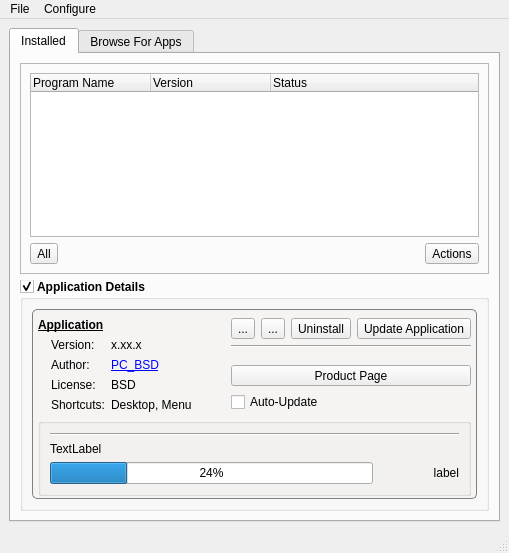
Above: src-qt4/pc-softwaremanager/mainUI.ui from trueos/pcbsd before the change. Below: the same form after it.
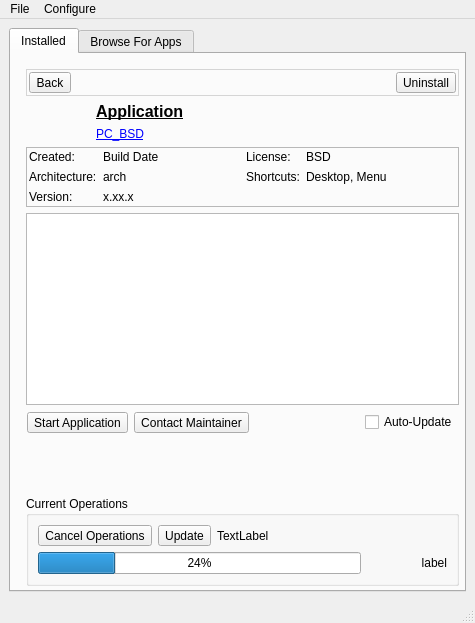
That is the form after the change. The open tabs and pages were chosen to show the change. Icons and pictures are not drawn.

Diff of the .ui file:
```diff
--- a/src-qt4/pc-softwaremanager/mainUI.ui
+++ b/src-qt4/pc-softwaremanager/mainUI.ui
@@ -6,8 +6,8 @@
    <rect>
     <x>0</x>
     <y>0</y>
-    <width>509</width>
-    <height>553</height>
+    <width>475</width>
+    <height>623</height>
    </rect>
   </property>
   <property name="windowTitle">
@@ -41,56 +41,23 @@
        <attribute name="title">
         <string>Installed</string>
        </attribute>
-       <layout class="QVBoxLayout" name="verticalLayout_2">
-        <item>
-         <widget class="QFrame" name="frame">
-          <property name="sizePolicy">
-           <sizepolicy hsizetype="Preferred" vsizetype="Preferred">
-            <horstretch>0</horstretch>
-            <verstretch>0</verstretch>
-           </sizepolicy>
-          </property>
-          <property name="frameShape">
-           <enum>QFrame::StyledPanel</enum>
-          </property>
-          <property name="frameShadow">
-           <enum>QFrame::Raised</enum>
-          </property>
-          <layout class="QVBoxLayout" name="verticalLayout_3">
-           <item>
-            <widget class="QTreeWidget" name="tree_install_apps">
-             <property name="iconSize">
-              <size>
-               <width>16</width>
-               <height>16</height>
-              </size>
-             </property>
-             <property name="indentation">
-              <number>0</number>
-             </property>
-             <attribute name="headerCascadingSectionResizes">
-              <bool>true</bool>
-             </attribute>
-             <attribute name="headerDefaultSectionSize">
-              <number>120</number>
-             </attribute>
-             <column>
-              <property name="text">
-               <string>Program Name</string>
-              </property>
-             </column>
-             <column>
-              <property name="text">
-               <string>Version</string>
-              </property>
-             </column>
-             <column>
-              <property name="text">
-               <string>Status</string>
-              </property>
-             </column>
-            </widget>
-           </item>
+       <widget class="QStackedWidget" name="stackedWidget">
+        <property name="geometry">
+         <rect>
+          <x>6</x>
+          <y>6</y>
+          <width>451</width>
+          <height>535</height>
+         </rect>
+        </property>
+        <property name="styleSheet">
+         <string notr="true"/>
+        </property>
+        <property name="currentIndex">
+         <number>1</number>
+        </property>
+        <widget class="QWidget" name="page_install_list">
+         <layout class="QVBoxLayout" name="verticalLayout_21">
            <item>
             <layout class="QHBoxLayout" name="horizontalLayout">
              <item>
@@ -145,106 +112,212 @@
              </item>
             </layout>
            </item>
-          </layout>
+          <item>
+           <widget class="QTreeWidget" name="tree_install_apps">
+            <property name="iconSize">
+             <size>
+              <width>16</width>
+              <height>16</height>
+             </size>
+            </property>
+            <property name="indentation">
+             <number>0</number>
+            </property>
+            <attribute name="headerCascadingSectionResizes">
+             <bool>true</bool>
+            </attribute>
+            <attribute name="headerDefaultSectionSize">
+             <number>120</number>
+            </attribute>
+            <column>
+             <property name="text">
+              <string>Program Name</string>
+             </property>
+            </column>
+            <column>
+             <property name="text">
+              <string>Version</string>
+             </property>
+            </column>
+            <column>
+             <property name="text">
+              <string>Status</string>
+             </property>
+            </column>
          </widget>
         </item>
         <item>
-         <widget class="QGroupBox" name="group_install_showinfo">
-          <property name="sizePolicy">
-           <sizepolicy hsizetype="Preferred" vsizetype="Minimum">
-            <horstretch>0</horstretch>
-            <verstretch>0</verstretch>
-           </sizepolicy>
-          </property>
-          <property name="font">
-           <font>
-            <weight>75</weight>
-            <bold>true</bold>
-           </font>
-          </property>
-          <property name="statusTip">
-           <string/>
-          </property>
-          <property name="styleSheet">
-           <string notr="true">QGroupBox::indicator:unchecked{
-image: url(:icons/arrow-down.png);
-}
-QGroupBox::indicator:checked{
-image: url(:icons/arrow-up.png);
-}
-QGroupBox::title{
-spacing: 1px;
-}</string>
-          </property>
-          <property name="title">
+           <layout class="QHBoxLayout" name="horizontalLayout_2">
+            <item>
+             <widget class="QToolButton" name="tool_install_gotobrowserpage">
+              <property name="text">
+               <string>Find in Repository</string>
+              </property>
+              <property name="icon">
+               <iconset resource="SoftwareManager.qrc">
+                <normaloff>:/icons/edit-find.png</normaloff>:/icons/edit-find.png</iconset>
+              </property>
+              <property name="toolButtonStyle">
+               <enum>Qt::ToolButtonTextBesideIcon</enum>
+              </property>
+             </widget>
+            </item>
+            <item>
+             <spacer name="horizontalSpacer_2">
+              <property name="orientation">
+               <enum>Qt::Horizontal</enum>
+              </property>
+              <property name="sizeHint" stdset="0">
+               <size>
+                <width>40</width>
+                <height>20</height>
+               </size>
+              </property>
+             </spacer>
+            </item>
+            <item>
+             <widget class="QToolButton" name="tool_install_details">
+              <property name="text">
            <string>Application Details</string>
           </property>
-          <property name="checkable">
-           <bool>true</bool>
-          </property>
-          <property name="checked">
-           <bool>true</bool>
-          </property>
-          <layout class="QVBoxLayout" name="verticalLayout_17">
+              <property name="icon">
+               <iconset resource="SoftwareManager.qrc">
+                <normaloff>:/icons/go-next.png</normaloff>:/icons/go-next.png</iconset>
+              </property>
+              <property name="toolButtonStyle">
+               <enum>Qt::ToolButtonTextBesideIcon</enum>
+              </property>
+             </widget>
+            </item>
+           </layout>
+          </item>
+         </layout>
+        </widget>
+        <widget class="QWidget" name="page_install_details">
+         <layout class="QVBoxLayout" name="verticalLayout_2">
            <item>
-            <widget class="QGroupBox" name="group_install_info">
+           <widget class="QFrame" name="frame">
              <property name="styleSheet">
-              <string notr="true">QGroupBox#group_install_info{ 
-background: rgba( 245,242,240,150); 
-border: 1px solid grey;
-border-radius: 5px;
-}</string>
-             </property>
-             <property name="title">
+             <string notr="true">QFrame{background-color: rgba(250,250,250,170);}</string>
+            </property>
+            <property name="frameShape">
+             <enum>QFrame::StyledPanel</enum>
+            </property>
+            <property name="frameShadow">
+             <enum>QFrame::Raised</enum>
+            </property>
+            <layout class="QHBoxLayout" name="horizontalLayout_11">
+             <property name="spacing">
+              <number>2</number>
+             </property>
+             <property name="margin">
+              <number>2</number>
+             </property>
+             <item>
+              <widget class="QToolButton" name="tool_install_back">
+               <property name="text">
+                <string>Back</string>
+               </property>
+               <property name="icon">
+                <iconset resource="SoftwareManager.qrc">
+                 <normaloff>:/icons/go-previous.png</normaloff>:/icons/go-previous.png</iconset>
+               </property>
+               <property name="toolButtonStyle">
+                <enum>Qt::ToolButtonTextBesideIcon</enum>
+               </property>
+              </widget>
+             </item>
+             <item>
+              <spacer name="horizontalSpacer_7">
+               <property name="orientation">
+                <enum>Qt::Horizontal</enum>
+               </property>
+               <property name="sizeHint" stdset="0">
+                <size>
+                 <width>0</width>
+                 <height>20</height>
+                </size>
+               </property>
+              </spacer>
+             </item>
+             <item>
+              <widget class="QToolButton" name="tool_install_remove">
+               <property name="toolTip">
+                <string>Remove the selected application</string>
+               </property>
+               <property name="statusTip">
+                <string>Remove the selected application</string>
+               </property>
+               <property name="text">
+                <string>Uninstall</string>
+               </property>
+               <property name="icon">
+                <iconset resource="SoftwareManager.qrc">
+                 <normaloff>:/icons/remove.png</normaloff>:/icons/remove.png</iconset>
+               </property>
+               <property name="toolButtonStyle">
+                <enum>Qt::ToolButtonTextBesideIcon</enum>
+               </property>
+              </widget>
+             </item>
+            </layout>
+           </widget>
+          </item>
+          <item>
+           <layout class="QHBoxLayout" name="horizontalLayout_6">
+            <item>
+             <widget class="QLabel" name="label_install_icon">
+              <property name="sizePolicy">
+               <sizepolicy hsizetype="Fixed" vsizetype="Fixed">
+                <horstretch>0</horstretch>
+                <verstretch>0</verstretch>
+               </sizepolicy>
+              </property>
+              <property name="maximumSize">
+               <size>
+                <width>64</width>
+                <height>64</height>
+               </size>
+              </property>
+              <property name="text">
               <string/>
              </property>
-             <property name="flat">
-              <bool>true</bool>
-             </property>
-             <layout class="QGridLayout" name="gridLayout_3">
-              <property name="leftMargin">
-               <number>3</number>
+              <property name="pixmap">
+               <pixmap resource="SoftwareManager.qrc">:/icons/appcafe.png</pixmap>
+              </property>
+              <property name="scaledContents">
+               <bool>false</bool>
               </property>
-              <property name="topMargin">
-               <number>3</number>
-              </property>
-              <property name="rightMargin">
-               <number>3</number>
-              </property>
-              <property name="bottomMargin">
-               <number>0</number>
-              </property>
-              <item row="1" column="1" rowspan="2">
-               <layout class="QFormLayout" name="formLayout">
-                <property name="fieldGrowthPolicy">
-                 <enum>QFormLayout::ExpandingFieldsGrow</enum>
-                </property>
-                <item row="0" column="0">
-                 <widget class="QLabel" name="label">
-                  <property name="text">
-                   <string>Version:</string>
-                  </property>
-                 </widget>
-                </item>
-                <item row="0" column="1">
-                 <widget class="QLabel" name="label_install_version">
-                  <property name="text">
-                   <string notr="true">x.xx.x</string>
-                  </property>
-                 </widget>
-                </item>
-                <item row="1" column="0">
-                 <widget class="QLabel" name="label_3">
+             </widget>
+            </item>
+            <item>
+             <layout class="QVBoxLayout" name="verticalLayout_3">
+              <item>
+               <widget class="QLabel" name="label_install_app">
+                <property name="font">
+                 <font>
+                  <pointsize>12</pointsize>
+                  <weight>75</weight>
+                  <bold>true</bold>
+                  <underline>true</underline>
+                 </font>
+                </property>
                   <property name="text">
-                   <string>Author:</string>
-                  </property>
-                 </widget>
-                </item>
-                <item row="1" column="1">
+                 <string notr="true">Application</string>
+                </property>
+                <property name="alignment">
+                 <set>Qt::AlignLeading|Qt::AlignLeft|Qt::AlignTop</set>
+                </property>
+               </widget>
+              </item>
+              <item>
                  <widget class="QLabel" name="label_install_author">
                   <property name="text">
                    <string notr="true">&lt;a href=&quot;http://www.pcbsd.org&quot;&gt;PC_BSD&lt;/a&gt;</string>
                   </property>
+                <property name="alignment">
+                 <set>Qt::AlignLeading|Qt::AlignLeft|Qt::AlignTop</set>
+                </property>
                   <property name="openExternalLinks">
                    <bool>true</bool>
                   </property>
@@ -253,28 +326,101 @@
                   </property>
                  </widget>
                 </item>
+             </layout>
+            </item>
+           </layout>
+          </item>
+          <item>
+           <widget class="QFrame" name="frame_2">
+            <property name="styleSheet">
+             <string notr="true"/>
+            </property>
+            <property name="frameShape">
+             <enum>QFrame::StyledPanel</enum>
+            </property>
+            <property name="frameShadow">
+             <enum>QFrame::Raised</enum>
+            </property>
+            <layout class="QHBoxLayout" name="horizontalLayout_14">
+             <property name="margin">
+              <number>2</number>
+             </property>
+             <item>
+              <layout class="QFormLayout" name="formLayout_7">
+               <property name="fieldGrowthPolicy">
+                <enum>QFormLayout::ExpandingFieldsGrow</enum>
+               </property>
+               <item row="0" column="0">
+                <widget class="QLabel" name="label_3">
+                 <property name="text">
+                  <string>Created:</string>
+                 </property>
+                </widget>
+               </item>
+               <item row="1" column="0">
+                <widget class="QLabel" name="label_5">
+                 <property name="text">
+                  <string>Architecture:</string>
+                 </property>
+                </widget>
+               </item>
+               <item row="0" column="1">
+                <widget class="QLabel" name="label_install_date">
+                 <property name="text">
+                  <string notr="true">Build Date</string>
+                 </property>
+                </widget>
+               </item>
+               <item row="1" column="1">
+                <widget class="QLabel" name="label_install_arch">
+                 <property name="text">
+                  <string notr="true">arch</string>
+                 </property>
+                </widget>
+               </item>
                 <item row="2" column="0">
-                 <widget class="QLabel" name="label_4">
+                <widget class="QLabel" name="label">
                   <property name="text">
-                   <string>License:</string>
+                  <string>Version:</string>
                   </property>
                  </widget>
                 </item>
                 <item row="2" column="1">
+                <widget class="QLabel" name="label_install_version">
+                 <property name="text">
+                  <string notr="true">x.xx.x</string>
+                 </property>
+                </widget>
+               </item>
+              </layout>
+             </item>
+             <item>
+              <layout class="QFormLayout" name="formLayout">
+               <property name="fieldGrowthPolicy">
+                <enum>QFormLayout::ExpandingFieldsGrow</enum>
+               </property>
+               <item row="0" column="0">
+                <widget class="QLabel" name="label_4">
+                 <property name="text">
+                  <string>License:</string>
+                 </property>
+                </widget>
+               </item>
+               <item row="0" column="1">
                  <widget class="QLabel" name="label_install_license">
                   <property name="text">
                    <string notr="true">BSD</string>
                   </property>
                  </widget>
                 </item>
-                <item row="3" column="0">
+               <item row="1" column="0">
                  <widget class="QLabel" name="label_2">
                   <property name="text">
                    <string>Shortcuts:</string>
                   </property>
                  </widget>
                 </item>
-                <item row="3" column="1">
+               <item row="1" column="1">
                  <widget class="QLabel" name="label_install_shortcuts">
                   <property name="text">
                    <string notr="true">Desktop, Menu</string>
@@ -283,40 +429,34 @@
                 </item>
                </layout>
               </item>
-              <item row="1" column="0">
-               <layout class="QVBoxLayout" name="verticalLayout_13">
-                <item>
-                 <widget class="QLabel" name="label_install_icon">
-                  <property name="maximumSize">
-                   <size>
-                    <width>64</width>
-                    <height>64</height>
-                   </size>
-                  </property>
-                  <property name="text">
-                   <string/>
-                  </property>
-                  <property name="pixmap">
-                   <pixmap resource="SoftwareManager.qrc">:/icons/appcafe.png</pixmap>
-                  </property>
-                  <property name="scaledContents">
-                   <bool>true</bool>
-                  </property>
-                 </widget>
-                </item>
-               </layout>
-              </item>
-              <item row="0" column="3" rowspan="3">
-               <layout class="QVBoxLayout" name="verticalLayout_10">
+            </layout>
+           </widget>
+          </item>
                 <item>
-                 <layout class="QHBoxLayout" name="horizontalLayout_6">
+           <widget class="QPlainTextEdit" name="text_install_description">
+            <property name="sizePolicy">
+             <sizepolicy hsizetype="Expanding" vsizetype="Preferred">
+              <horstretch>0</horstretch>
+              <verstretch>0</verstretch>
+             </sizepolicy>
+            </property>
+            <property name="readOnly">
+             <bool>true</bool>
+            </property>
+           </widget>
+          </item>
+          <item>
+           <layout class="QHBoxLayout" name="horizontalLayout_12">
+            <property name="margin">
+             <number>1</number>
+            </property>
                   <item>
                    <widget class="QToolButton" name="tool_install_startApp">
                     <property name="statusTip">
                      <string>Start the application</string>
                     </property>
                     <property name="text">
-                     <string>...</string>
+               <string>Start Application</string>
                     </property>
                     <property name="icon">
                      <iconset resource="SoftwareManager.qrc">
@@ -325,122 +465,40 @@
                     <property name="popupMode">
                      <enum>QToolButton::InstantPopup</enum>
                     </property>
+              <property name="toolButtonStyle">
+               <enum>Qt::ToolButtonTextBesideIcon</enum>
+              </property>
                    </widget>
                   </item>
                   <item>
-                   <spacer name="horizontalSpacer_7">
+             <widget class="QToolButton" name="tool_install_maintainer">
+              <property name="text">
+               <string>Contact Maintainer</string>
+              </property>
+              <property name="icon">
+               <iconset resource="SoftwareManager.qrc">
+                <normaloff>:/icons/email.png</normaloff>:/icons/email.png</iconset>
+              </property>
+              <property name="popupMode">
+               <enum>QToolButton::InstantPopup</enum>
+              </property>
+              <property name="toolButtonStyle">
+               <enum>Qt::ToolButtonTextBesideIcon</enum>
+              </property>
+             </widget>
+            </item>
+            <item>
+             <spacer name="horizontalSpacer_9">
                     <property name="orientation">
                      <enum>Qt::Horizontal</enum>
                     </property>
                     <property name="sizeHint" stdset="0">
                      <size>
-                      <width>0</width>
+                <width>40</width>
                       <height>20</height>
                      </size>
                     </property>
                    </spacer>
-                  </item>
-                  <item>
-                   <widget class="QToolButton" name="tool_install_cancel">
-                    <property name="toolTip">
-                     <string>Cancel any actions for this application</string>
-                    </property>
-                    <property name="statusTip">
-                     <string>Cancel any actions for this application</string>
-                    </property>
-                    <property name="text">
-                     <string>...</string>
-                    </property>
-                    <property name="icon">
-                     <iconset resource="SoftwareManager.qrc">
-                      <normaloff>:/icons/dialog-cancel.png</normaloff>:/icons/dialog-cancel.png</iconset>
-                    </property>
-                   </widget>
-                  </item>
-                  <item>
-                   <widget class="QToolButton" name="tool_install_remove">
-                    <property name="toolTip">
-                     <string>Remove the selected application</string>
-                    </property>
-                    <property name="statusTip">
-                     <string>Remove the selected application</string>
-                    </property>
-                    <property name="text">
-                     <string>Uninstall</string>
-                    </property>
-                    <property name="icon">
-                     <iconset resource="SoftwareManager.qrc">
-                      <normaloff>:/icons/remove.png</normaloff>:/icons/remove.png</iconset>
-                    </property>
-                   </widget>
-                  </item>
-                  <item>
-                   <widget class="QToolButton" name="tool_install_update">
-                    <property name="toolTip">
-                     <string>Update the application to the most recent version</string>
-                    </property>
-                    <property name="statusTip">
-                     <string>Update the selected application</string>
-                    </property>
-                    <property name="text">
-                     <string>Update Application</string>
-                    </property>
-                    <property name="icon">
-                     <iconset resource="SoftwareManager.qrc">
-                      <normaloff>:/icons/view-refresh.png</normaloff>:/icons/view-refresh.png</iconset>
-                    </property>
-                    <property name="toolButtonStyle">
-                     <enum>Qt::ToolButtonIconOnly</enum>
-                    </property>
-                   </widget>
-                  </item>
-                 </layout>
-                </item>
-                <item>
-                 <widget class="Line" name="line_2">
-                  <property name="orientation">
-                   <enum>Qt::Horizontal</enum>
-                  </property>
-                 </widget>
-                </item>
-                <item>
-                 <spacer name="verticalSpacer">
-                  <property name="orientation">
-                   <enum>Qt::Vertical</enum>
-                  </property>
-                  <property name="sizeType">
-                   <enum>QSizePolicy::MinimumExpanding</enum>
-                  </property>
-                  <property name="sizeHint" stdset="0">
-                   <size>
-                    <width>20</width>
-                    <height>0</height>
-                   </size>
-                  </property>
-                 </spacer>
-                </item>
-                <item>
-                 <widget class="QToolButton" name="tool_install_gotobrowserpage">
-                  <property name="sizePolicy">
-                   <sizepolicy hsizetype="Preferred" vsizetype="Preferred">
-                    <horstretch>0</horstretch>
-                    <verstretch>0</verstretch>
-                   </sizepolicy>
-                  </property>
-                  <property name="statusTip">
-                   <string>Open the browser page for the selected application</string>
-                  </property>
-                  <property name="text">
-                   <string>Product Page</string>
-                  </property>
-                  <property name="icon">
-                   <iconset resource="SoftwareManager.qrc">
-                    <normaloff>:/icons/appcafe.png</normaloff>:/icons/appcafe.png</iconset>
-                  </property>
-                  <property name="toolButtonStyle">
-                   <enum>Qt::ToolButtonTextBesideIcon</enum>
-                  </property>
-                 </widget>
                 </item>
                 <item>
                  <widget class="QCheckBox" name="check_install_autoupdate">
@@ -458,42 +516,84 @@
                 </item>
                </layout>
               </item>
-              <item row="0" column="0" colspan="3">
-               <layout class="QHBoxLayout" name="horizontalLayout_2">
                 <item>
-                 <widget class="QLabel" name="label_install_app">
-                  <property name="font">
-                   <font>
-                    <weight>75</weight>
-                    <bold>true</bold>
-                    <underline>true</underline>
-                   </font>
-                  </property>
-                  <property name="text">
-                   <string notr="true">Application</string>
-                  </property>
-                 </widget>
-                </item>
-               </layout>
-              </item>
-              <item row="3" column="0" colspan="4">
+           <spacer name="verticalSpacer">
+            <property name="orientation">
+             <enum>Qt::Vertical</enum>
+            </property>
+            <property name="sizeHint" stdset="0">
+             <size>
+              <width>20</width>
+              <height>20</height>
+             </size>
+            </property>
+           </spacer>
+          </item>
+          <item>
                <widget class="QGroupBox" name="group_install_appStat">
                 <property name="title">
-                 <string/>
+             <string>Current Operations</string>
                 </property>
                 <property name="flat">
                  <bool>true</bool>
                 </property>
                 <layout class="QVBoxLayout" name="verticalLayout_18">
                  <item>
-                  <widget class="Line" name="line_3">
-                   <property name="orientation">
-                    <enum>Qt::Horizontal</enum>
+              <layout class="QHBoxLayout" name="horizontalLayout_10">
+               <item>
+                <widget class="QToolButton" name="tool_install_cancel">
+                 <property name="sizePolicy">
+                  <sizepolicy hsizetype="Preferred" vsizetype="Preferred">
+                   <horstretch>0</horstretch>
+                   <verstretch>0</verstretch>
+                  </sizepolicy>
+                 </property>
+                 <property name="toolTip">
+                  <string>Cancel any actions for this application</string>
+                 </property>
+                 <property name="statusTip">
+                  <string>Cancel any actions for this application</string>
+                 </property>
+                 <property name="text">
+                  <string>Cancel Operations</string>
+                 </property>
+                 <property name="icon">
+                  <iconset resource="SoftwareManager.qrc">
+                   <normaloff>:/icons/dialog-cancel.png</normaloff>:/icons/dialog-cancel.png</iconset>
+                 </property>
+                 <property name="toolButtonStyle">
+                  <enum>Qt::ToolButtonIconOnly</enum>
+                 </property>
+                </widget>
+               </item>
+               <item>
+                <widget class="QToolButton" name="tool_install_update">
+                 <property name="toolTip">
+                  <string>Update the application to the most recent version</string>
+                 </property>
+                 <property name="statusTip">
+                  <string>Update the selected application</string>
+                 </property>
+                 <property name="text">
+                  <string>Update</string>
+                 </property>
+                 <property name="icon">
+                  <iconset resource="SoftwareManager.qrc">
+                   <normaloff>:/icons/view-refresh.png</normaloff>:/icons/view-refresh.png</iconset>
+                 </property>
+                 <property name="toolButtonStyle">
+                  <enum>Qt::ToolButtonIconOnly</enum>
                    </property>
                   </widget>
                  </item>
                  <item>
                   <widget class="QLabel" name="label_install_status">
+                 <property name="sizePolicy">
+                  <sizepolicy hsizetype="Expanding" vsizetype="Preferred">
+                   <horstretch>0</horstretch>
+                   <verstretch>0</verstretch>
+                  </sizepolicy>
+                 </property>
                    <property name="text">
                     <string notr="true">TextLabel</string>
                    </property>
@@ -501,6 +601,8 @@
                     <bool>true</bool>
                    </property>
                   </widget>
+               </item>
+              </layout>
                  </item>
                  <item>
                   <layout class="QHBoxLayout" name="horizontalLayout_9">
@@ -532,26 +634,9 @@
                 </layout>
                </widget>
               </item>
-              <item row="1" column="2" rowspan="2">
-               <spacer name="horizontalSpacer_2">
-                <property name="orientation">
-                 <enum>Qt::Horizontal</enum>
-                </property>
-                <property name="sizeHint" stdset="0">
-                 <size>
-                  <width>40</width>
-                  <height>20</height>
-                 </size>
-                </property>
-               </spacer>
-              </item>
-             </layout>
-            </widget>
-           </item>
-          </layout>
-         </widget>
-        </item>
-       </layout>
+         </layout>
+        </widget>
+       </widget>
       </widget>
       <widget class="QWidget" name="tab_browse">
        <attribute name="icon">
@@ -1351,8 +1436,8 @@
     <rect>
      <x>0</x>
      <y>0</y>
-     <width>509</width>
-     <height>21</height>
+     <width>475</width>
+     <height>20</height>
     </rect>
    </property>
    <widget class="QMenu" name="menuFile">
```
Left out of the diff: 23 changed lines with no effect on the pictures. Lines whose indentation alone changed are shown as unchanged.
